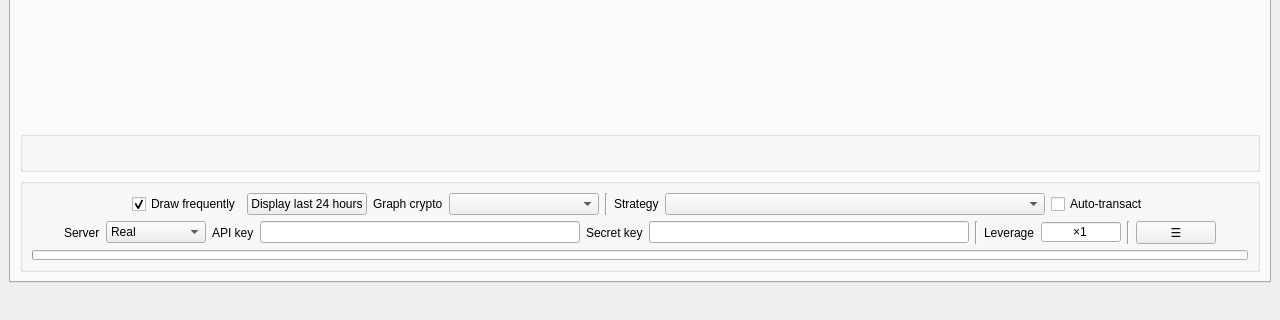
Old version of the form user_interface.ui in the repository cunarist/solie; both pictures show x 0 to 1280 and y 400 to 720 of the 1280 by 720 pixel window.
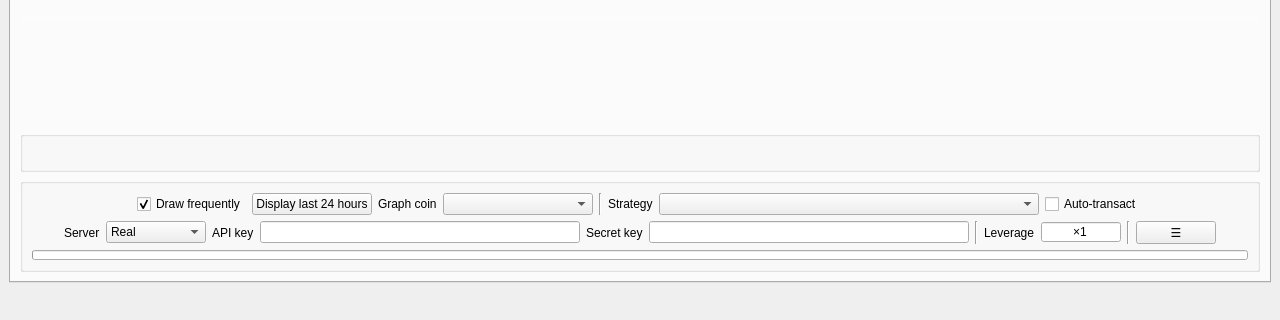
New version of the form. The open tabs and pages were chosen to show the change. Icons and pictures are not drawn. Custom widgets are drawn as their Qt base class.

Commit message: Use the term coin

Diff of the .ui file:
```diff
--- a/user_interface.ui
+++ b/user_interface.ui
@@ -355,7 +355,7 @@
              <item>
               <widget class="QLabel" name="label_2">
                <property name="text">
-                <string>Graph crypto</string>
+                <string>Graph coin</string>
                </property>
               </widget>
              </item>
```
Left out of the diff: 2 changed lines with no effect on the pictures. The commit also changes 3 other files.
